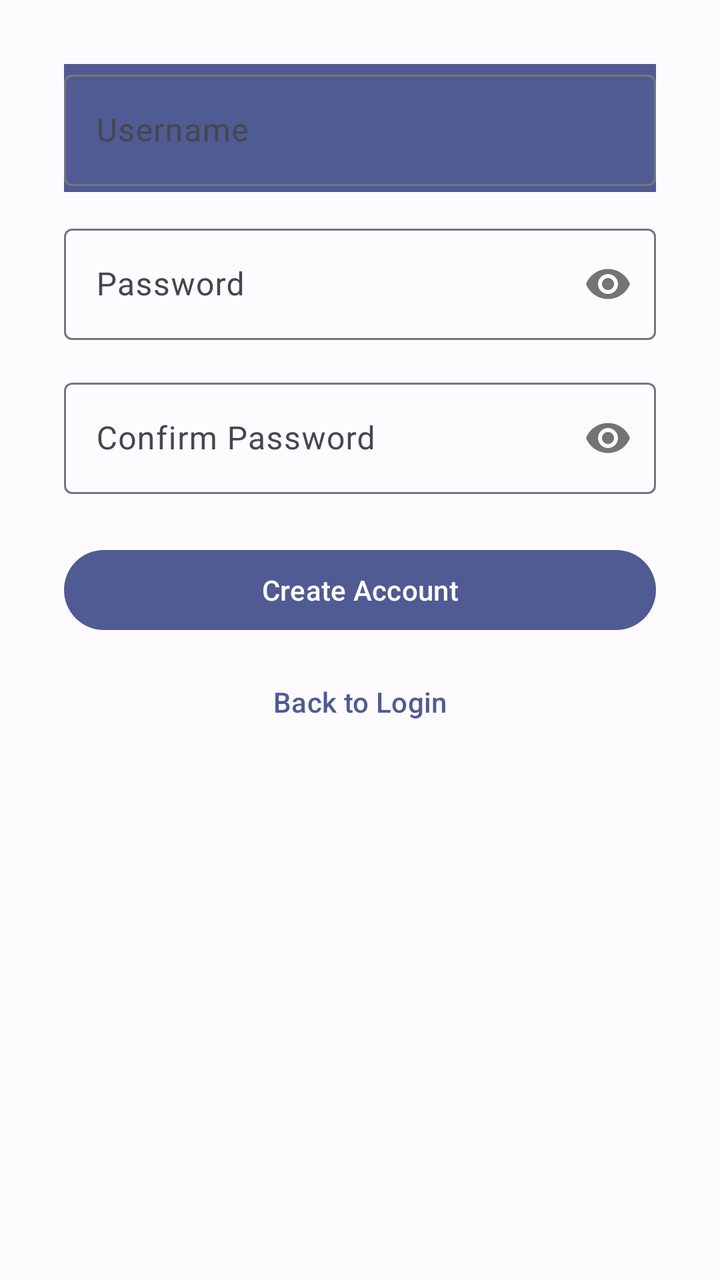
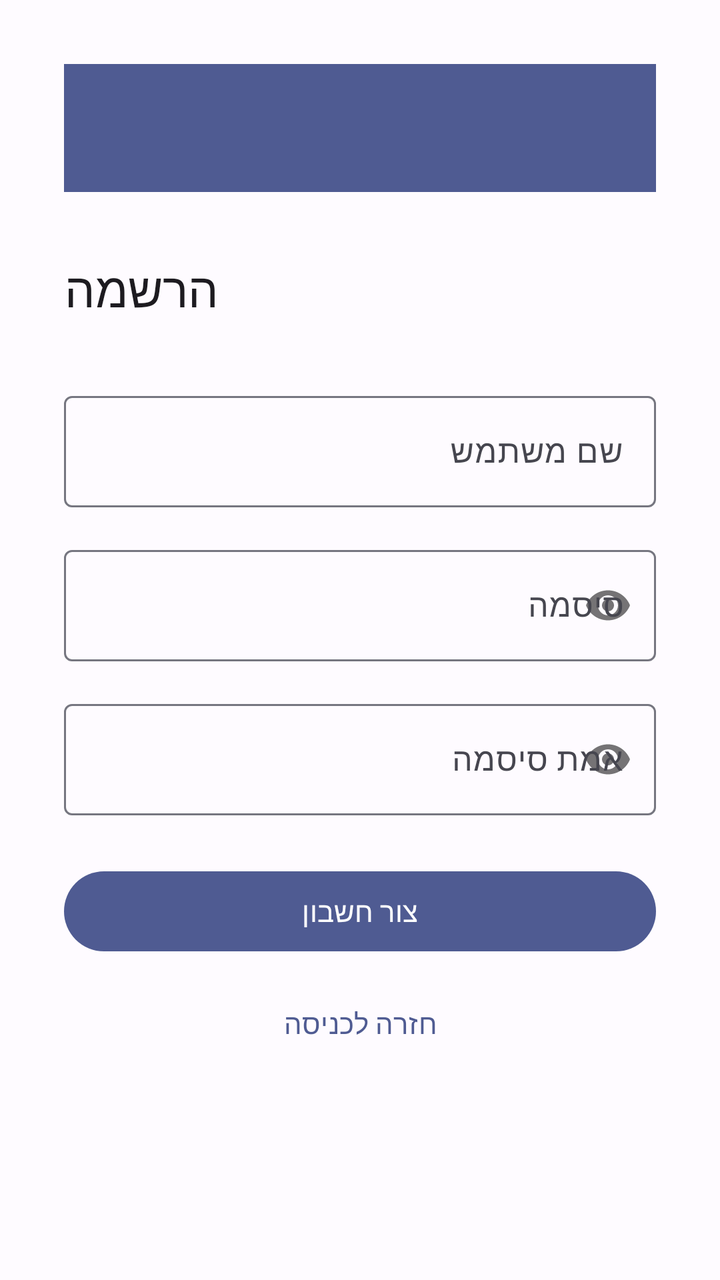

The first picture is an Android layout as it rendered before a commit; the second is the same layout after the commit. The layout source and the unified diff follow.
<!-- AndroidManifest.xml: application theme Theme.TaskMasterFinalProject -->
<!-- res/layout/activity_register.xml -->
<?xml version="1.0" encoding="utf-8"?>
<androidx.constraintlayout.widget.ConstraintLayout xmlns:android="http://schemas.android.com/apk/res/android"
    xmlns:app="http://schemas.android.com/apk/res-auto"
    android:layout_width="match_parent"
    android:layout_height="match_parent"
    android:padding="32dp">

    <androidx.appcompat.widget.Toolbar
        android:id="@+id/toolbar"
        android:layout_width="match_parent"
        android:layout_height="?attr/actionBarSize"
        android:background="?attr/colorPrimary"
        android:theme="?attr/actionBarTheme"
        app:titleTextColor="?attr/colorOnPrimary"
        app:layout_constraintTop_toTopOf="parent"
        app:layout_constraintStart_toStartOf="parent"
        app:layout_constraintEnd_toEndOf="parent" />

    <com.google.android.material.textfield.TextInputLayout
        android:id="@+id/edit_username"
        android:layout_width="match_parent"
        android:layout_height="wrap_content"
        android:hint="@string/hint_username"
        android:layout_marginTop="32dp"
        app:layout_constraintTop_toBottomOf="@+id/text_register_title"
        app:layout_constraintStart_toStartOf="parent"
        app:layout_constraintEnd_toEndOf="parent">

        <com.google.android.material.textfield.TextInputEditText
            android:layout_width="match_parent"
            android:layout_height="wrap_content"
            android:inputType="textNoSuggestions" />
    </com.google.android.material.textfield.TextInputLayout>

    <com.google.android.material.textfield.TextInputLayout
        android:id="@+id/edit_password"
        android:layout_width="match_parent"
        android:layout_height="wrap_content"
        android:hint="@string/hint_password"
        android:layout_marginTop="16dp"
        app:passwordToggleEnabled="true"
        app:layout_constraintTop_toBottomOf="@+id/edit_username"
        app:layout_constraintStart_toStartOf="parent"
        app:layout_constraintEnd_toEndOf="parent">

        <com.google.android.material.textfield.TextInputEditText
            android:layout_width="match_parent"
            android:layout_height="wrap_content"
            android:inputType="textPassword" />
    </com.google.android.material.textfield.TextInputLayout>
    
    <com.google.android.material.textfield.TextInputLayout
        android:id="@+id/edit_confirm_password"
        android:layout_width="match_parent"
        android:layout_height="wrap_content"
        android:hint="Confirm Password"
        android:layout_marginTop="16dp"
        app:passwordToggleEnabled="true"
        app:layout_constraintTop_toBottomOf="@+id/edit_password"
        app:layout_constraintStart_toStartOf="parent"
        app:layout_constraintEnd_toEndOf="parent">

        <com.google.android.material.textfield.TextInputEditText
            android:layout_width="match_parent"
            android:layout_height="wrap_content"
            android:inputType="textPassword" />
    </com.google.android.material.textfield.TextInputLayout>

    <Button
        android:id="@+id/button_register_action"
        android:layout_width="match_parent"
        android:layout_height="wrap_content"
        android:text="Create Account"
        android:layout_marginTop="24dp"
        app:layout_constraintTop_toBottomOf="@+id/edit_confirm_password"
        app:layout_constraintStart_toStartOf="parent"
        app:layout_constraintEnd_toEndOf="parent" />

    <Button
        android:id="@+id/button_back_login"
        style="@style/Widget.Material3.Button.TextButton"
        android:layout_width="match_parent"
        android:layout_height="wrap_content"
        android:text="Back to Login"
        android:layout_marginTop="8dp"
        app:layout_constraintTop_toBottomOf="@+id/button_register_action"
        app:layout_constraintStart_toStartOf="parent"
        app:layout_constraintEnd_toEndOf="parent" />

    <ProgressBar
        android:id="@+id/progress_loading"
        android:layout_width="wrap_content"
        android:layout_height="wrap_content"
        android:visibility="gone"
        android:layout_marginTop="16dp"
        app:layout_constraintTop_toBottomOf="@+id/button_back_login"
        app:layout_constraintStart_toStartOf="parent"
        app:layout_constraintEnd_toEndOf="parent" />

</androidx.constraintlayout.widget.ConstraintLayout>
<!-- resources referenced by this layout -->
<resources>
  <string name="hint_password">Password</string>
  <string name="hint_username">Username</string>
  <style name="Theme.TaskMasterFinalProject" parent="Base.Theme.TaskMasterFinalProject" />
  <style name="Base.Theme.TaskMasterFinalProject" parent="Theme.Material3.DayNight.NoActionBar">
          
          <item name="colorPrimary">@color/md_theme_light_primary</item>
          <item name="colorOnPrimary">@color/md_theme_light_onPrimary</item>
          <item name="colorPrimaryContainer">@color/md_theme_light_primaryContainer</item>
          <item name="colorOnPrimaryContainer">@color/md_theme_light_onPrimaryContainer</item>
          <item name="colorSecondary">@color/md_theme_light_secondary</item>
          <item name="colorOnSecondary">@color/md_theme_light_onSecondary</item>
          <item name="colorSecondaryContainer">@color/md_theme_light_secondaryContainer</item>
          <item name="colorOnSecondaryContainer">@color/md_theme_light_onSecondaryContainer</item>
          <item name="colorTertiary">@color/md_theme_light_tertiary</item>
          <item name="colorOnTertiary">@color/md_theme_light_onTertiary</item>
          <item name="colorTertiaryContainer">@color/md_theme_light_tertiaryContainer</item>
          <item name="colorOnTertiaryContainer">@color/md_theme_light_onTertiaryContainer</item>
          <item name="colorError">@color/md_theme_light_error</item>
          <item name="colorOnError">@color/md_theme_light_onError</item>
          <item name="colorErrorContainer">@color/md_theme_light_errorContainer</item>
          <item name="colorOnErrorContainer">@color/md_theme_light_onErrorContainer</item>
          <item name="android:colorBackground">@color/md_theme_light_background</item>
          <item name="colorOnBackground">@color/md_theme_light_onBackground</item>
          <item name="colorSurface">@color/md_theme_light_surface</item>
          <item name="colorOnSurface">@color/md_theme_light_onSurface</item>
          <item name="colorSurfaceVariant">@color/md_theme_light_surfaceVariant</item>
          <item name="colorOnSurfaceVariant">@color/md_theme_light_onSurfaceVariant</item>
          <item name="colorOutline">@color/md_theme_light_outline</item>
      </style>
  <color name="md_theme_light_primary">#4F5B92</color>
  <color name="md_theme_light_onPrimary">#FFFFFF</color>
  <color name="md_theme_light_primaryContainer">#DDE1FF</color>
  <color name="md_theme_light_onPrimaryContainer">#06164B</color>
  <color name="md_theme_light_secondary">#595D72</color>
  <color name="md_theme_light_onSecondary">#FFFFFF</color>
  <color name="md_theme_light_secondaryContainer">#DEE1F9</color>
  <color name="md_theme_light_onSecondaryContainer">#161B2C</color>
  <color name="md_theme_light_tertiary">#75546F</color>
  <color name="md_theme_light_onTertiary">#FFFFFF</color>
  <color name="md_theme_light_tertiaryContainer">#FFD7F5</color>
  <color name="md_theme_light_onTertiaryContainer">#2C1229</color>
  <color name="md_theme_light_error">#BA1A1A</color>
  <color name="md_theme_light_onError">#FFFFFF</color>
  <color name="md_theme_light_errorContainer">#FFDAD6</color>
  <color name="md_theme_light_onErrorContainer">#410002</color>
  <color name="md_theme_light_background">#FEFBFF</color>
  <color name="md_theme_light_onBackground">#1B1B1F</color>
  <color name="md_theme_light_surface">#FEFBFF</color>
  <color name="md_theme_light_onSurface">#1B1B1F</color>
  <color name="md_theme_light_surfaceVariant">#E3E1EC</color>
  <color name="md_theme_light_onSurfaceVariant">#46464F</color>
  <color name="md_theme_light_outline">#767680</color>
</resources>

<!-- the commit's change to res/layout/activity_register.xml (unified diff, before → after) -->
@@ -1,100 +1,115 @@
-<?xml version="1.0" encoding="utf-8"?>
-<androidx.constraintlayout.widget.ConstraintLayout xmlns:android="http://schemas.android.com/apk/res/android"
+<ScrollView xmlns:android="http://schemas.android.com/apk/res/android"
     xmlns:app="http://schemas.android.com/apk/res-auto"
     android:layout_width="match_parent"
     android:layout_height="match_parent"
-    android:padding="32dp">
+    android:fillViewport="true">
 
-    <androidx.appcompat.widget.Toolbar
-        android:id="@+id/toolbar"
-        android:layout_width="match_parent"
-        android:layout_height="?attr/actionBarSize"
-        android:background="?attr/colorPrimary"
-        android:theme="?attr/actionBarTheme"
-        app:titleTextColor="?attr/colorOnPrimary"
-        app:layout_constraintTop_toTopOf="parent"
-        app:layout_constraintStart_toStartOf="parent"
-        app:layout_constraintEnd_toEndOf="parent" />
-
-    <com.google.android.material.textfield.TextInputLayout
-        android:id="@+id/edit_username"
+    <androidx.constraintlayout.widget.ConstraintLayout
         android:layout_width="match_parent"
         android:layout_height="wrap_content"
-        android:hint="@string/hint_username"
-        android:layout_marginTop="32dp"
-        app:layout_constraintTop_toBottomOf="@+id/text_register_title"
-        app:layout_constraintStart_toStartOf="parent"
-        app:layout_constraintEnd_toEndOf="parent">
+        android:padding="32dp">
 
-        <com.google.android.material.textfield.TextInputEditText
+        <androidx.appcompat.widget.Toolbar
+            android:id="@+id/toolbar"
+            android:layout_width="match_parent"
+            android:layout_height="?attr/actionBarSize"
+            android:background="?attr/colorPrimary"
+            android:theme="?attr/actionBarTheme"
+            app:titleTextColor="?attr/colorOnPrimary"
+            app:layout_constraintTop_toTopOf="parent"
+            app:layout_constraintStart_toStartOf="parent"
+            app:layout_constraintEnd_toEndOf="parent" />
+
+        <TextView
+             android:id="@+id/text_register_title"
+             android:layout_width="wrap_content"
+             android:layout_height="wrap_content"
+             android:text="@string/action_register"
+             android:textAppearance="?attr/textAppearanceHeadline5"
+             android:layout_marginTop="32dp"
+             app:layout_constraintTop_toBottomOf="@+id/toolbar"
+             app:layout_constraintStart_toStartOf="parent"/>
+
+        <com.google.android.material.textfield.TextInputLayout
+            android:id="@+id/edit_username"
             android:layout_width="match_parent"
             android:layout_height="wrap_content"
-            android:inputType="textNoSuggestions" />
-    </com.google.android.material.textfield.TextInputLayout>
+            android:hint="@string/hint_username"
+            android:layout_marginTop="32dp"
+            app:layout_constraintTop_toBottomOf="@+id/text_register_title"
+            app:layout_constraintStart_toStartOf="parent"
+            app:layout_constraintEnd_toEndOf="parent">
 
-    <com.google.android.material.textfield.TextInputLayout
-        android:id="@+id/edit_password"
-        android:layout_width="match_parent"
-        android:layout_height="wrap_content"
-        android:hint="@string/hint_password"
-        android:layout_marginTop="16dp"
-        app:passwordToggleEnabled="true"
-        app:layout_constraintTop_toBottomOf="@+id/edit_username"
-        app:layout_constraintStart_toStartOf="parent"
-        app:layout_constraintEnd_toEndOf="parent">
+            <com.google.android.material.textfield.TextInputEditText
+                android:layout_width="match_parent"
+                android:layout_height="wrap_content"
+                android:inputType="textNoSuggestions" />
+        </com.google.android.material.textfield.TextInputLayout>
 
-        <com.google.android.material.textfield.TextInputEditText
+        <com.google.android.material.textfield.TextInputLayout
+            android:id="@+id/edit_password"
             android:layout_width="match_parent"
             android:layout_height="wrap_content"
-            android:inputType="textPassword" />
-    </com.google.android.material.textfield.TextInputLayout>
-    
-    <com.google.android.material.textfield.TextInputLayout
-        android:id="@+id/edit_confirm_password"
-        android:layout_width="match_parent"
-        android:layout_height="wrap_content"
-        android:hint="Confirm Password"
-        android:layout_marginTop="16dp"
-        app:passwordToggleEnabled="true"
-        app:layout_constraintTop_toBottomOf="@+id/edit_password"
-        app:layout_constraintStart_toStartOf="parent"
-        app:layout_constraintEnd_toEndOf="parent">
+            android:hint="@string/hint_password"
+            android:layout_marginTop="16dp"
+            app:passwordToggleEnabled="true"
+            app:layout_constraintTop_toBottomOf="@+id/edit_username"
+            app:layout_constraintStart_toStartOf="parent"
+            app:layout_constraintEnd_toEndOf="parent">
 
-        <com.google.android.material.textfield.TextInputEditText
+            <com.google.android.material.textfield.TextInputEditText
+                android:layout_width="match_parent"
+                android:layout_height="wrap_content"
+                android:inputType="textPassword" />
+        </com.google.android.material.textfield.TextInputLayout>
+        
+        <com.google.android.material.textfield.TextInputLayout
+            android:id="@+id/edit_confirm_password"
             android:layout_width="match_parent"
             android:layout_height="wrap_content"
-            android:inputType="textPassword" />
-    </com.google.android.material.textfield.TextInputLayout>
+            android:hint="@string/hint_confirm_password"
+            android:layout_marginTop="16dp"
+            app:passwordToggleEnabled="true"
+            app:layout_constraintTop_toBottomOf="@+id/edit_password"
+            app:layout_constraintStart_toStartOf="parent"
+            app:layout_constraintEnd_toEndOf="parent">
 
-    <Button
-        android:id="@+id/button_register_action"
-        android:layout_width="match_parent"
-        android:layout_height="wrap_content"
-        android:text="Create Account"
-        android:layout_marginTop="24dp"
-        app:layout_constraintTop_toBottomOf="@+id/edit_confirm_password"
-        app:layout_constraintStart_toStartOf="parent"
-        app:layout_constraintEnd_toEndOf="parent" />
+            <com.google.android.material.textfield.TextInputEditText
+                android:layout_width="match_parent"
+                android:layout_height="wrap_content"
+                android:inputType="textPassword" />
+        </com.google.android.material.textfield.TextInputLayout>
 
-    <Button
-        android:id="@+id/button_back_login"
-        style="@style/Widget.Material3.Button.TextButton"
-        android:layout_width="match_parent"
-        android:layout_height="wrap_content"
-        android:text="Back to Login"
-        android:layout_marginTop="8dp"
-        app:layout_constraintTop_toBottomOf="@+id/button_register_action"
-        app:layout_constraintStart_toStartOf="parent"
-        app:layout_constraintEnd_toEndOf="parent" />
+        <Button
+            android:id="@+id/button_register_action"
+            android:layout_width="match_parent"
+            android:layout_height="wrap_content"
+            android:text="@string/action_create_account"
+            android:layout_marginTop="24dp"
+            app:layout_constraintTop_toBottomOf="@+id/edit_confirm_password"
+            app:layout_constraintStart_toStartOf="parent"
+            app:layout_constraintEnd_toEndOf="parent" />
 
-    <ProgressBar
-        android:id="@+id/progress_loading"
-        android:layout_width="wrap_content"
-        android:layout_height="wrap_content"
-        android:visibility="gone"
-        android:layout_marginTop="16dp"
-        app:layout_constraintTop_toBottomOf="@+id/button_back_login"
-        app:layout_constraintStart_toStartOf="parent"
-        app:layout_constraintEnd_toEndOf="parent" />
+        <Button
+            android:id="@+id/button_back_login"
+            style="@style/Widget.Material3.Button.TextButton"
+            android:layout_width="match_parent"
+            android:layout_height="wrap_content"
+            android:text="@string/action_back_to_login"
+            android:layout_marginTop="8dp"
+            app:layout_constraintTop_toBottomOf="@+id/button_register_action"
+            app:layout_constraintStart_toStartOf="parent"
+            app:layout_constraintEnd_toEndOf="parent" />
 
-</androidx.constraintlayout.widget.ConstraintLayout>
+        <ProgressBar
+            android:id="@+id/progress_loading"
+            android:layout_width="wrap_content"
+            android:layout_height="wrap_content"
+            android:visibility="gone"
+            android:layout_marginTop="16dp"
+            app:layout_constraintTop_toBottomOf="@+id/button_back_login"
+            app:layout_constraintStart_toStartOf="parent"
+            app:layout_constraintEnd_toEndOf="parent" />
+
+    </androidx.constraintlayout.widget.ConstraintLayout>
+</ScrollView>
<!-- resource entries referenced after the edit -->
@@ -1,7 +1,11 @@
 <!-- resources referenced by this layout -->
 <resources>
-  <string name="hint_password">Password</string>
-  <string name="hint_username">Username</string>
+  <string name="action_back_to_login">חזרה לכניסה</string>
+  <string name="action_create_account">צור חשבון</string>
+  <string name="action_register">הרשמה</string>
+  <string name="hint_confirm_password">אמת סיסמה</string>
+  <string name="hint_password">סיסמה</string>
+  <string name="hint_username">שם משתמש</string>
   <style name="Theme.TaskMasterFinalProject" parent="Base.Theme.TaskMasterFinalProject" />
   <style name="Base.Theme.TaskMasterFinalProject" parent="Theme.Material3.DayNight.NoActionBar">
           
